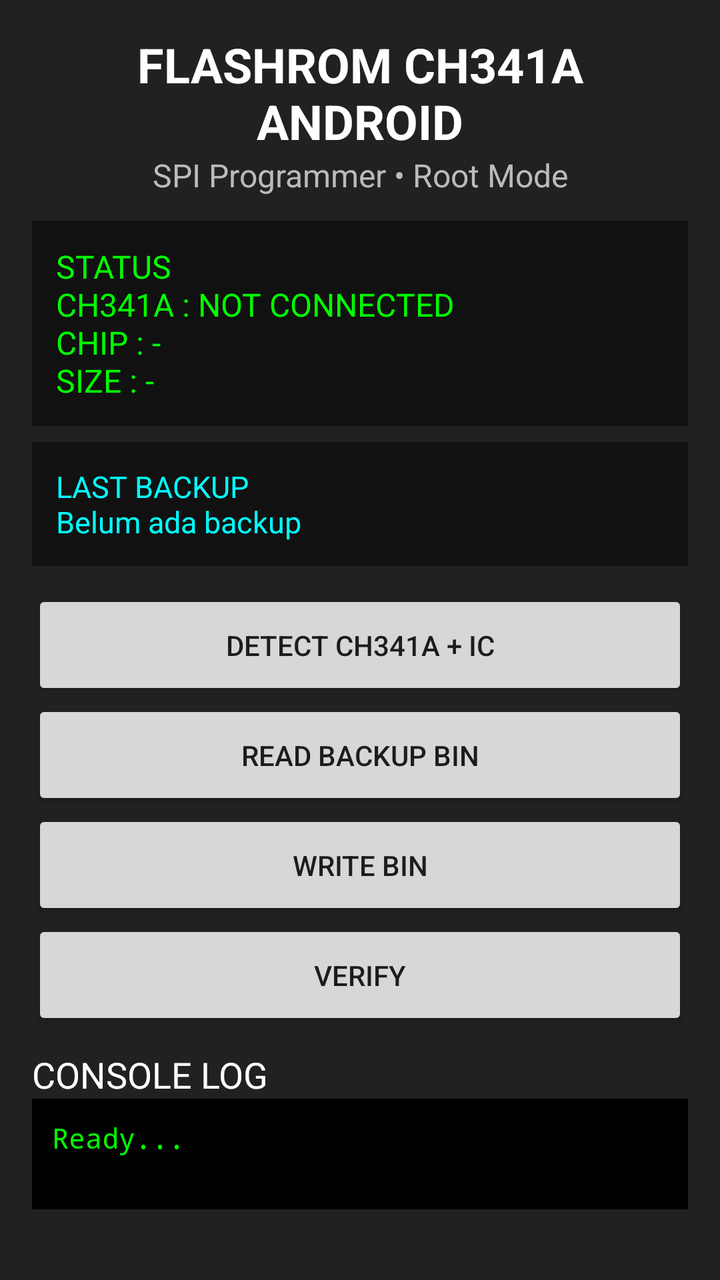
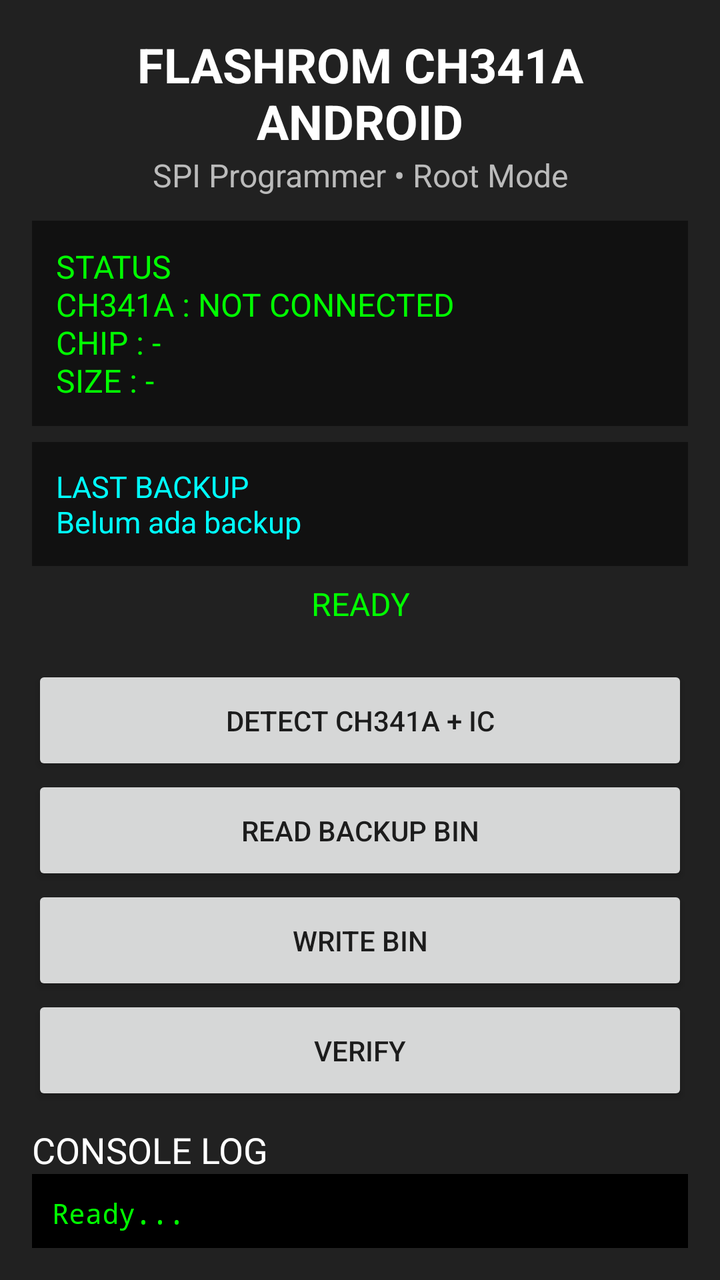

Screens rendered from an Android XML layout before and after an edit, with the pre-edit source and the edit as a unified diff.
<!-- AndroidManifest.xml: application theme Theme.AppCompat.DayNight.DarkActionBar -->
<!-- res/layout/activity_main.xml -->
<?xml version="1.0" encoding="utf-8"?>
<LinearLayout xmlns:android="http://schemas.android.com/apk/res/android"

    android:orientation="vertical"
    android:background="#212121"
    android:padding="16dp"
    android:layout_width="match_parent"
    android:layout_height="match_parent">


    <TextView
        android:text="FLASHROM CH341A ANDROID"
        android:textSize="24sp"
        android:textStyle="bold"
        android:textColor="#FFFFFF"
        android:gravity="center"
        android:layout_width="match_parent"
        android:layout_height="wrap_content"/>


    <TextView
        android:text="SPI Programmer • Root Mode"
        android:textSize="16sp"
        android:textColor="#BBBBBB"
        android:gravity="center"
        android:layout_marginBottom="12dp"
        android:layout_width="match_parent"
        android:layout_height="wrap_content"/>


    <TextView
        android:id="@+id/tvStatus"

        android:text="STATUS&#10;CH341A : NOT CONNECTED&#10;CHIP : -&#10;SIZE : -"

        android:textColor="#00FF00"
        android:textSize="16sp"

        android:background="#111111"
        android:padding="12dp"

        android:layout_width="match_parent"
        android:layout_height="wrap_content"/>


    <TextView
        android:id="@+id/tvBackup"

        android:text="LAST BACKUP&#10;Belum ada backup"

        android:textColor="#00FFFF"
        android:textSize="15sp"

        android:background="#111111"
        android:padding="12dp"

        android:layout_marginTop="8dp"

        android:layout_width="match_parent"
        android:layout_height="wrap_content"/>


    <ProgressBar
        android:id="@+id/progressRead"

        style="?android:attr/progressBarStyleHorizontal"

        android:max="100"
        android:progress="0"

        android:layout_marginTop="8dp"

        android:visibility="gone"

        android:layout_width="match_parent"
        android:layout_height="20dp"/>


    <Button
        android:id="@+id/btnDetect"

        android:text="DETECT CH341A + IC"

        android:layout_marginTop="12dp"

        android:layout_width="match_parent"
        android:layout_height="55dp"/>


    <Button
        android:id="@+id/btnRead"

        android:text="READ BACKUP BIN"

        android:layout_width="match_parent"
        android:layout_height="55dp"/>


    <Button
        android:text="WRITE BIN"

        android:layout_width="match_parent"
        android:layout_height="55dp"/>


    <Button
        android:text="VERIFY"

        android:layout_width="match_parent"
        android:layout_height="55dp"/>



    <TextView

        android:text="CONSOLE LOG"

        android:textColor="#FFFFFF"
        android:textSize="18sp"

        android:layout_marginTop="10dp"

        android:layout_width="match_parent"
        android:layout_height="wrap_content"/>



    <ScrollView

        android:layout_width="match_parent"
        android:layout_height="0dp"

        android:layout_weight="1">


        <TextView

            android:id="@+id/tvLog"

            android:text="Ready...\n"

            android:textColor="#00FF00"

            android:textSize="14sp"

            android:background="#000000"

            android:padding="10dp"

            android:fontFamily="monospace"

            android:layout_width="match_parent"

            android:layout_height="wrap_content"/>


    </ScrollView>


</LinearLayout>
<!-- resources referenced by this layout -->
<resources>

</resources>

<!-- the commit's change to res/layout/activity_main.xml (unified diff, before → after) -->
@@ -76,6 +76,17 @@
         android:layout_height="20dp"/>
 
 
+    
+    <TextView
+        android:id="@+id/tvProgress"
+        android:text="READY"
+        android:textColor="#00FF00"
+        android:textSize="16sp"
+        android:gravity="center"
+        android:padding="8dp"
+        android:layout_width="match_parent"
+        android:layout_height="wrap_content"/>
+
     <Button
         android:id="@+id/btnDetect"
 
@@ -97,6 +108,8 @@
 
 
     <Button
+        android:id="@+id/btnWrite"
+
         android:text="WRITE BIN"
 
         android:layout_width="match_parent"
